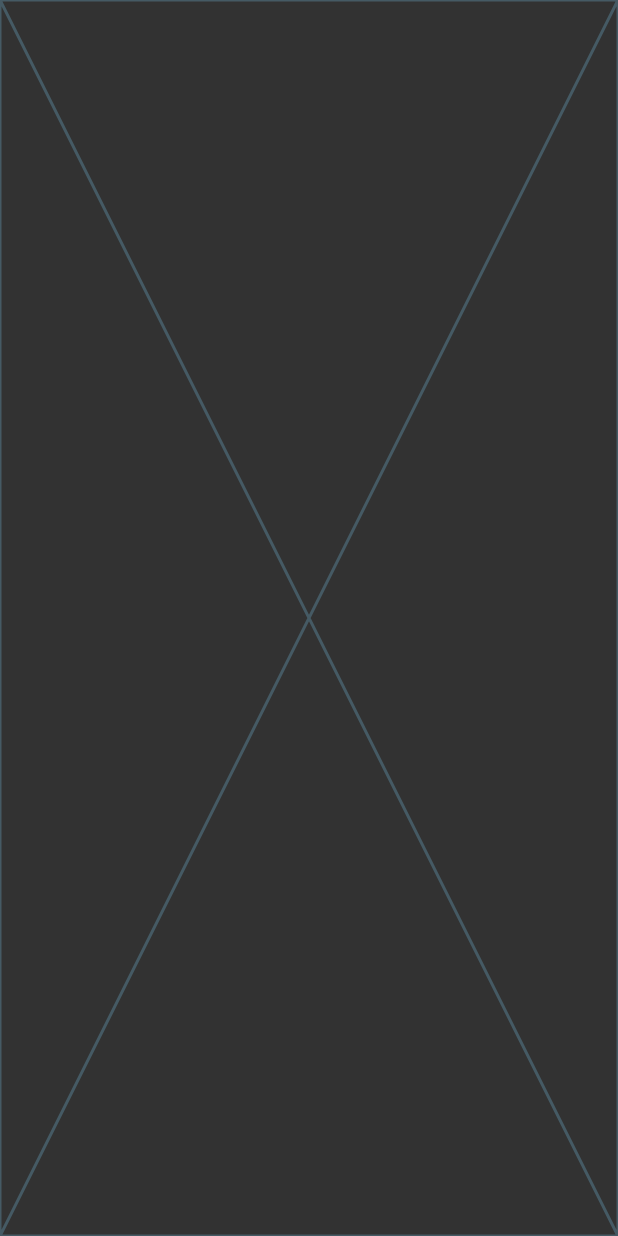
After one commit to amr-khalid-saleh/book_store_app, a Flutter app: the BookDetailsView screen opened directly, on a phone screen of 412 x 824 dp. The commit adds this screen. Run offline on Flutter 3.47's test engine with Material 3 defaults, Android fonts, the phone set to English and light mode, and no system bars; our stand-ins replace get, google_fonts.

Commit message:
create book details view and book details view body

```diff
--- a/lib/core/utils/text_style_manager.dart
+++ b/lib/core/utils/text_style_manager.dart
@@ -1,4 +1,3 @@
-import 'package:book_store/constants.dart';
 import 'package:flutter/material.dart';
 
 abstract class TextStyleManager {
--- /dev/null
+++ b/lib/features/home/presentation/views/book_details_view.dart
@@ -0,0 +1,13 @@
+import 'package:book_store/features/home/presentation/views/widgets/book_details_view_body.dart';
+import 'package:flutter/material.dart';
+
+class BookDetailsView extends StatelessWidget {
+  const BookDetailsView({super.key});
+
+  @override
+  Widget build(BuildContext context) {
+    return Scaffold(
+      body: BookDetailsViewBody(),
+    );
+  }
+}
--- /dev/null
+++ b/lib/features/home/presentation/views/widgets/book_details_view_body.dart
@@ -0,0 +1,10 @@
+import 'package:flutter/material.dart';
+
+class BookDetailsViewBody extends StatelessWidget {
+  const BookDetailsViewBody({super.key});
+
+  @override
+  Widget build(BuildContext context) {
+    return const Placeholder();
+  }
+}
--- a/lib/features/home/presentation/views/widgets/custom_app_bar.dart
+++ b/lib/features/home/presentation/views/widgets/custom_app_bar.dart
@@ -10,7 +10,7 @@ class CustomAppBar extends StatelessWidget {
       children: [
         const Text('Book Store', style: TextStyleManager.regular30),
         const Spacer(),
-        IconButton(onPressed: () {}, icon: Icon(Icons.search, size: 24)),
+        IconButton(onPressed: () {}, icon: Icon(Icons.search, size: 28)),
       ],
     );
   }
```
